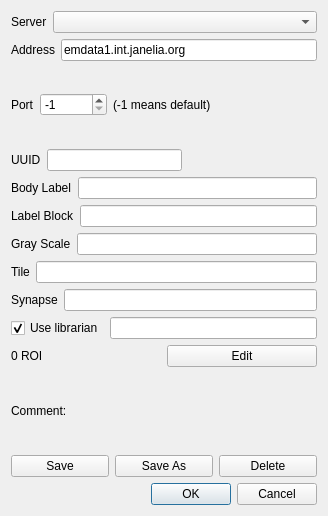
Above: neurolabi/gui/dialogs/zdviddialog.ui from janelia-flyem/NeuTu before the change. Below: the same form after it.
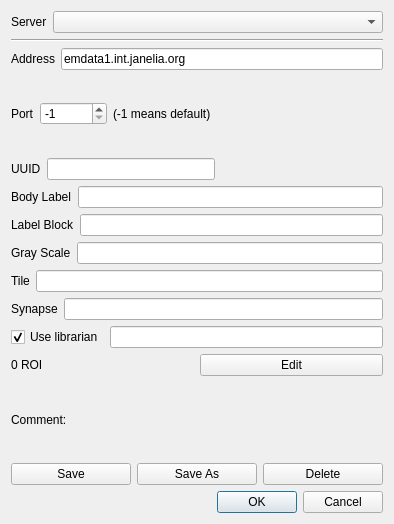
That is the form after the change.

The edit to the form file:
```diff
--- a/neurolabi/gui/dialogs/zdviddialog.ui
+++ b/neurolabi/gui/dialogs/zdviddialog.ui
@@ -6,8 +6,8 @@
    <rect>
     <x>0</x>
     <y>0</y>
-    <width>328</width>
-    <height>516</height>
+    <width>394</width>
+    <height>524</height>
    </rect>
   </property>
   <property name="sizePolicy">
@@ -41,6 +41,13 @@
      </item>
     </layout>
    </item>
+   <item>
+    <widget class="Line" name="line">
+     <property name="orientation">
+      <enum>Qt::Horizontal</enum>
+     </property>
+    </widget>
+   </item>
    <item>
     <layout class="QHBoxLayout" name="horizontalLayout">
      <item>
```
